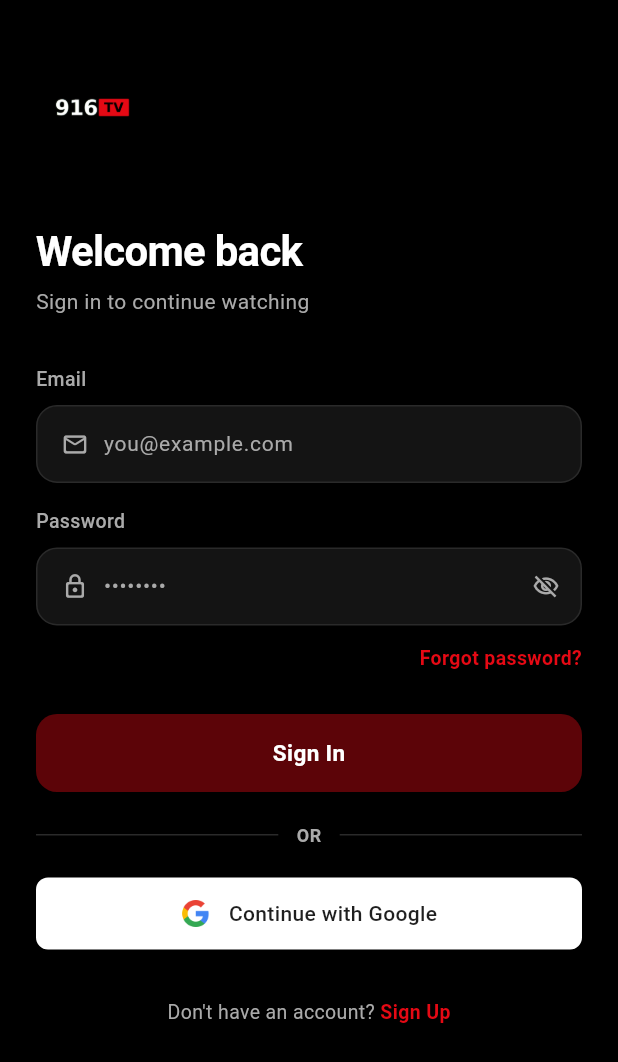
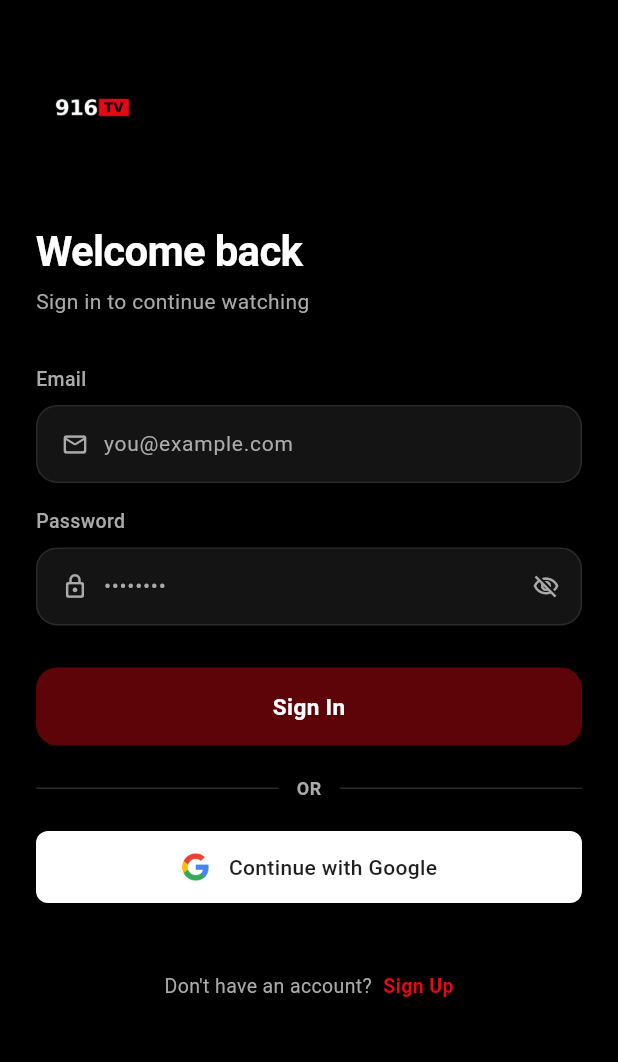
Before and after one commit to RamazonDurdiyev/shortflix, a Flutter app: the screen it shows after launch, on a phone screen of 412 x 824 dp. Shown: the top 1062 px of the screen. Run offline on Flutter 3.47's test engine with Material 3 defaults, Android fonts, the phone set to English and light mode, and no system bars; our stand-ins replace connectivity_plus, dio, equatable, file_picker, firebase_core, firebase_messaging and 11 more; missing offline and left inert: video_compress; accounts and stored records are empty.

Commit message:
fix: unresponsive sign up button

```diff
--- a/lib/src/ui/pages/sign_in_page/sign_in_page.dart
+++ b/lib/src/ui/pages/sign_in_page/sign_in_page.dart
@@ -140,21 +140,29 @@ class _SignInPageState extends State<SignInPage> {
                     ),
                   ),
                 ),
-                const SizedBox(height: 12),
-                Align(
-                  alignment: Alignment.centerRight,
-                  child: GestureDetector(
-                    onTap: () {},
-                    child: Text(
-                      l.forgotPassword,
-                      style: TextStyle(
-                        color: ColorName.accent,
-                        fontSize: 13,
-                        fontWeight: FontWeight.w600,
-                      ),
-                    ),
-                  ),
-                ),
+                // TODO: implement forgot password flow (backend + UI), then re-enable.
+                // const SizedBox(height: 12),
+                // Align(
+                //   alignment: Alignment.centerRight,
+                //   child: GestureDetector(
+                //     behavior: HitTestBehavior.opaque,
+                //     onTap: () {},
+                //     child: Padding(
+                //       padding: const EdgeInsets.symmetric(
+                //         horizontal: 8,
+                //         vertical: 12,
+                //       ),
+                //       child: Text(
+                //         l.forgotPassword,
+                //         style: TextStyle(
+                //           color: ColorName.accent,
+                //           fontSize: 13,
+                //           fontWeight: FontWeight.w600,
+                //         ),
+                //       ),
+                //     ),
+                //   ),
+                // ),
                 const SizedBox(height: 28),
                 _buildSignInButton(bloc),
                 const SizedBox(height: 20),
@@ -407,16 +415,23 @@ class _SignInPageState extends State<SignInPage> {
   Widget _buildSignUpRow(BuildContext context) {
     final l = AppLocalizations.of(context);
     return Center(
+      child: GestureDetector(
+        behavior: HitTestBehavior.opaque,
+        onTap: () => Navigator.pushNamed(context, Navigation.signUpPage),
+        child: Padding(
+          padding: const EdgeInsets.symmetric(horizontal: 16, vertical: 14),
           child: Row(
             mainAxisSize: MainAxisSize.min,
             children: [
               Text(
                 l.dontHaveAccount,
-            style: TextStyle(color: ColorName.contentSecondary, fontSize: 13),
+                style: TextStyle(
+                  color: ColorName.contentSecondary,
+                  fontSize: 13,
                 ),
-          GestureDetector(
-            onTap: () => Navigator.pushNamed(context, Navigation.signUpPage),
-            child: Text(
+              ),
+              const SizedBox(width: 4),
+              Text(
                 l.signUp,
                 style: TextStyle(
                   color: ColorName.accent,
@@ -424,8 +439,9 @@ class _SignInPageState extends State<SignInPage> {
                   fontWeight: FontWeight.bold,
                 ),
               ),
+            ],
           ),
-        ],
+        ),
       ),
     );
   }
```
Also changed, not shown: lib/src/ui/pages/sign_up_page/sign_up_page.dart (+13 -5 lines). Lines whose indentation alone changed are shown as unchanged.
